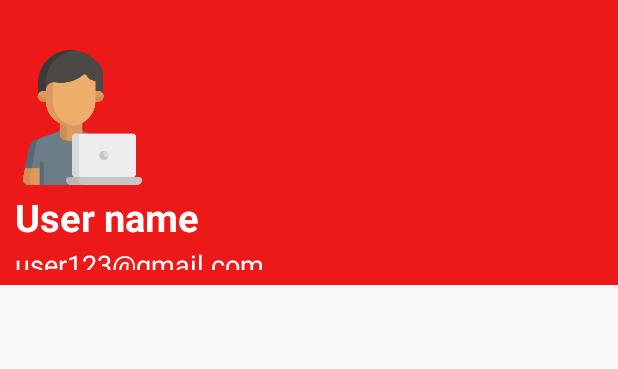
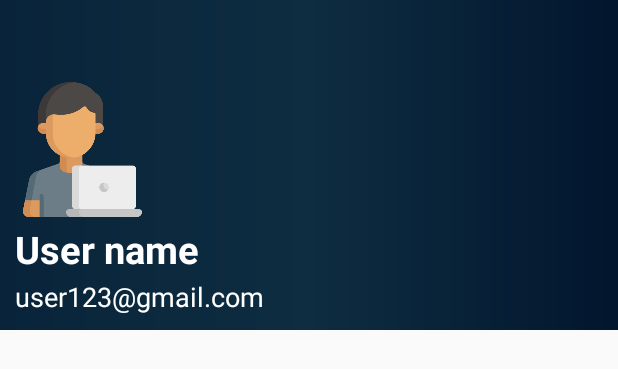
Before and after one commit to vdrzada24/CSI, an Android app: the layout header_layout.xml on its own in the app's theme, with its tools: preview values and no code run, on a phone screen of 412 x 824 dp. Shown: the top 369 px of the screen. Run offline under Robolectric (Android 15) with nearby library versions, the phone set to English and light mode, and no system bars.

Commit message:
background and header

```diff
--- a/app/src/main/res/layout/fragment_about_fragment.xml
+++ b/app/src/main/res/layout/fragment_about_fragment.xml
@@ -3,7 +3,7 @@
     xmlns:tools="http://schemas.android.com/tools"
     android:layout_width="match_parent"
     android:layout_height="match_parent"
-    android:background="#9C27B0"
+    android:background="#023451"
     tools:context=".About_fragment">
 
     <!-- TODO: Update blank fragment layout -->
--- a/app/src/main/res/layout/fragment_home_fragment.xml
+++ b/app/src/main/res/layout/fragment_home_fragment.xml
@@ -4,7 +4,7 @@
     android:layout_width="match_parent"
     android:layout_height="match_parent"
     xmlns:app="http://schemas.android.com/apk/res-auto"
-    android:background="#00BCD4"
+    android:background="@drawable/back"
     tools:context=".Home_fragment">
 
     <!-- TODO: Update blank fragment layout -->
@@ -23,7 +23,7 @@
             android:id="@+id/imageslider"
             app:iss_period="1000"
             app:iss_auto_cycle="true"
-            app:iss_delay="1000"
+            app:iss_delay="3000"
             app:iss_corner_radius="20"/>
 
     </androidx.cardview.widget.CardView>
--- a/app/src/main/res/layout/header_layout.xml
+++ b/app/src/main/res/layout/header_layout.xml
@@ -1,9 +1,10 @@
 <?xml version="1.0" encoding="utf-8"?>
 <LinearLayout xmlns:android="http://schemas.android.com/apk/res/android"
     android:layout_width="match_parent"
-    android:layout_height="190dp"
+    android:layout_height="220dp"
     android:padding="10dp"
-    android:background="#ED1919"
+    android:background="@drawable/back"
+    android:gravity="bottom"
     android:orientation="vertical">
 
     <ImageView
--- a/app/src/main/res/layout/toolbar.xml
+++ b/app/src/main/res/layout/toolbar.xml
@@ -10,7 +10,7 @@
 
     <androidx.appcompat.widget.Toolbar
         android:layout_width="match_parent"
-        android:background="#F80320"
+        android:background="#0A486C"
         android:layout_height="wrap_content"
         android:id="@+id/toolbar"/>
 
```
